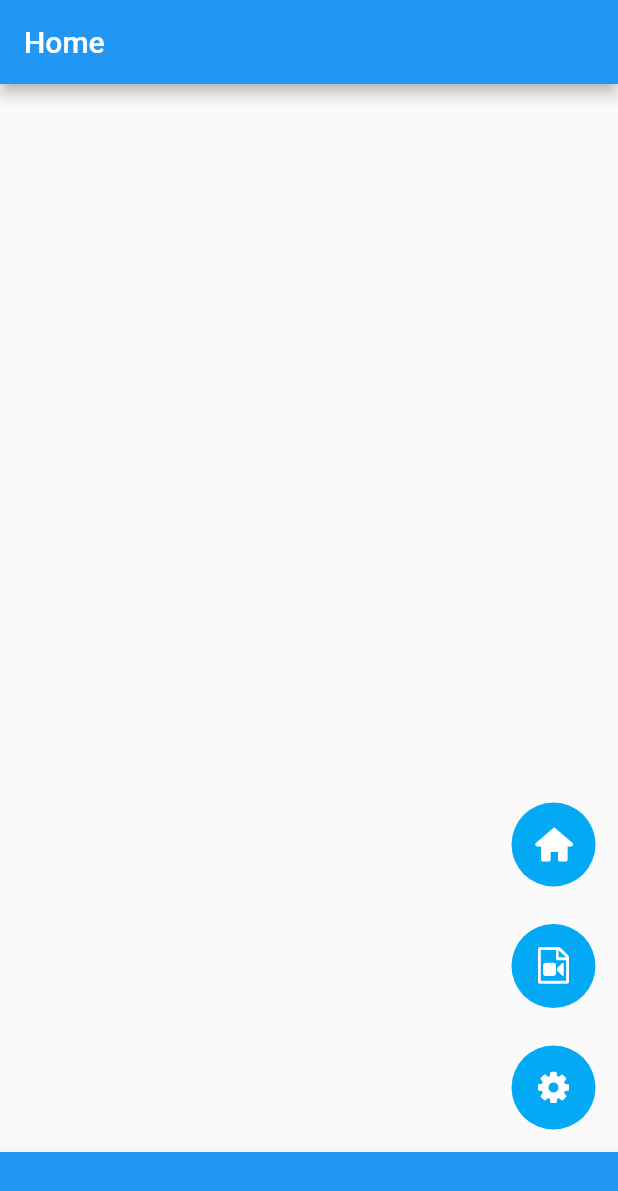
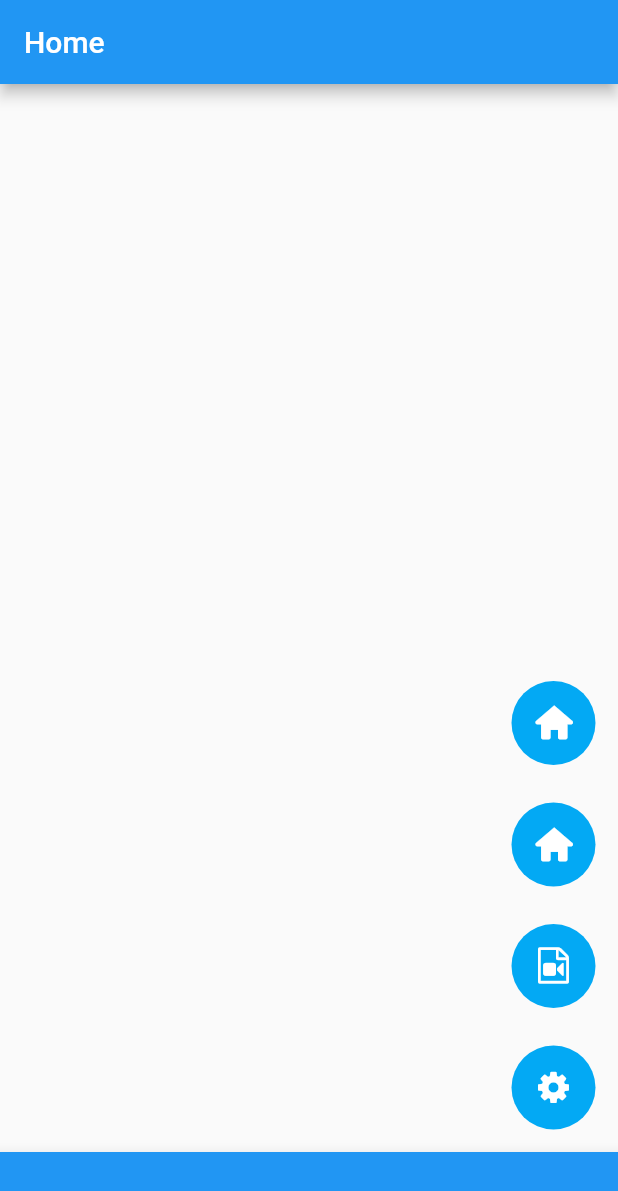
Before and after one commit to BigDeeEss/dash_cam_app, a Flutter app: the screen it shows after launch, on a phone screen of 412 x 824 dp. Shown: the top 1191 px of the screen. Run offline on Flutter 3.47's test engine with Material 2 defaults, Android fonts, the light colour scheme and no system bars.

Commit message:
Stagger animation of buttons.

```diff
--- a/lib/button_array.dart
+++ b/lib/button_array.dart
@@ -30,26 +30,26 @@ class _ButtonArrayState extends State<ButtonArray> {
     settings,
     files,
     home,
+    home,
   ];
 
   //  TODO: move the following to app_settings.dart.
   static const double initialOffsetX = -1;
-  static const double intervalStart = 0.5;
-  static const double intervalEnd = 1.0;
 
   //  [slidingButtonList] is a class method which outputs a list of
   //  widgets. The list contains either a static or sliding button.
   List<Widget> slidingButtonList(
       Animation<double>? animation, List<ButtonSpec> buttonSpecList) {
+    //  Initialise [widgetList] ready for population.
     List<Widget> widgetList = [];
 
     //  Loop over [buttonSpecList] and convert each item in list to either a
     //  static button (if animation is null) or a SlideTransition with
     //  button for its child (if not).
-    buttonSpecList.forEach((item) {
+    for (int i = 0; i < buttonSpecList.length; i++) {
       if (animation == null) {
         //  If animation is null then add static button to widgetList.
-        widgetList.add(Button(buttonSpec: item));
+        widgetList.add(Button(buttonSpec: buttonSpecList[i]));
       } else {
         //  If animation is not null then add SlidingTransition to widgetList.
         widgetList.add(
@@ -60,7 +60,8 @@ class _ButtonArrayState extends State<ButtonArray> {
             ).animate(
               CurvedAnimation(
                 curve: Interval(
-                  intervalStart, intervalEnd,
+                  0.5 + (i / (buttonSpecList.length + 1)) * 0.5,
+                  0.5 + ((i + 2) / (buttonSpecList.length + 1)) * 0.5,
                   // buttonSpec.start,
                   // buttonSpec.stop,
                   curve: Curves.easeOutCubic,
@@ -68,11 +69,11 @@ class _ButtonArrayState extends State<ButtonArray> {
                 parent: animation,
               ),
             ),
-            child: Button(buttonSpec: item),
+            child: Button(buttonSpec: buttonSpecList[i]),
           ),
         );
       }
-    });
+    };
     return widgetList;
   }
 
```
